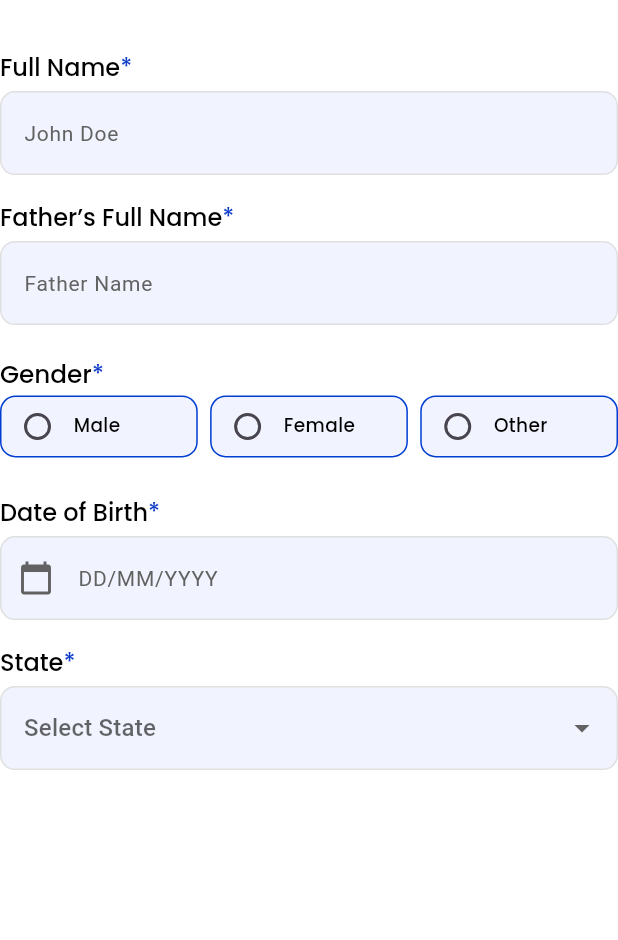
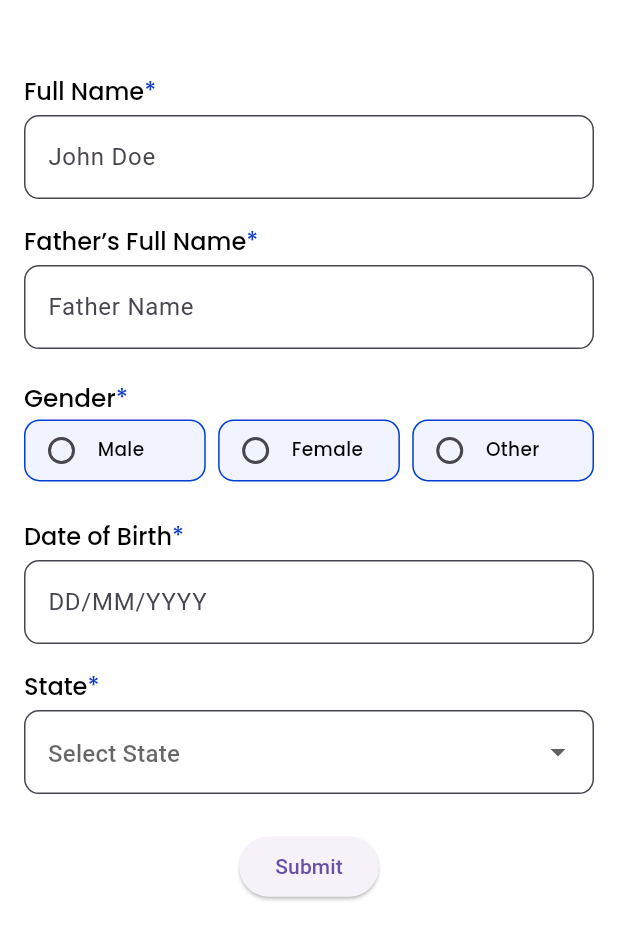
Before and after one commit to wyreflowtechnologies/hiremi_v2, a Flutter app: the Step1ContentWidget screen opened directly with empty values, on a phone screen of 412 x 824 dp. Shown: the top 940 px of the screen. Run offline on Flutter 3.47's test engine with Material 3 defaults, Android fonts, the phone set to English and light mode, and no system bars; our stand-ins replace flutter_svg, google_fonts, smooth_page_indicator; missing offline and left inert: flutter_swipe_button.

Commit message:
new update

```diff
--- a/lib/widgets/content_pages/step1_content.dart
+++ b/lib/widgets/content_pages/step1_content.dart
@@ -5,7 +5,7 @@ import 'package:pre_dashboard/widgets/gender_radio.dart';
 
 import '../../constants/constants.dart';
 
-class Step1ContentWidget extends StatelessWidget {
+class Step1ContentWidget extends StatefulWidget {
   const Step1ContentWidget({
     super.key,
     required this.fullNameController,
@@ -23,22 +23,30 @@ class Step1ContentWidget extends StatelessWidget {
   final ValueChanged<String?> onGenderChanged;
   final String? selectedGender;
 
+  @override
+  State<Step1ContentWidget> createState() => _Step1ContentWidgetState();
+}
+
+class _Step1ContentWidgetState extends State<Step1ContentWidget> {
+  final GlobalKey<FormState> _formKey = GlobalKey<FormState>();
 
   @override
   Widget build(BuildContext context) {
     final screenHeight = MediaQuery.of(context).size.height;
+
     return Scaffold(
       backgroundColor: Colors.white,
       body: SingleChildScrollView(
-        // padding: const EdgeInsets.all(16.0),
+        child: Padding(
+          padding: const EdgeInsets.all(16.0),
+          child: Form(
+            key: _formKey, // Attach the form key here
             child: Column(
               crossAxisAlignment: CrossAxisAlignment.start,
               children: [
-
-            SizedBox(height: screenHeight*0.03),
-
+                SizedBox(height: screenHeight * 0.03),
                 CustomTextField(
-              controller: fullNameController,
+                  controller: widget.fullNameController,
                   labelText: "Full Name",
                   hintText: 'John Doe',
                   validator: (value) {
@@ -49,7 +57,7 @@ class Step1ContentWidget extends StatelessWidget {
                   },
                 ),
                 CustomTextField(
-              controller: fatherNameController,
+                  controller: widget.fatherNameController,
                   labelText: "Father’s Full Name",
                   hintText: 'Father Name',
                   validator: (value) {
@@ -59,14 +67,14 @@ class Step1ContentWidget extends StatelessWidget {
                     return null;
                   },
                 ),
-          SizedBox(height: screenHeight*0.015),
+                SizedBox(height: screenHeight * 0.015),
                 RichText(
                   text: TextSpan(
                     children: [
                       TextSpan(
                         text: 'Gender',
                         style: GoogleFonts.poppins(
-                      fontSize: screenHeight* 0.02,
+                          fontSize: screenHeight * 0.02,
                           fontWeight: FontWeight.w500,
                           color: Colors.black,
                         ),
@@ -74,28 +82,40 @@ class Step1ContentWidget extends StatelessWidget {
                       TextSpan(
                         text: '*',
                         style: GoogleFonts.poppins(
-                      fontSize: screenHeight* 0.02,
+                          fontSize: screenHeight * 0.02,
                           fontWeight: FontWeight.w500,
-                      color: Color(0xff0F3CC9),
+                          color: const Color(0xff0F3CC9),
                         ),
                       ),
                     ],
                   ),
                 ),
-            SizedBox(height: screenHeight*0.002),
+                SizedBox(height: screenHeight * 0.002),
                 Row(
                   mainAxisAlignment: MainAxisAlignment.spaceBetween,
                   children: [
-                GenderRadio(gender: 'Male',selectedGender: selectedGender,onChanged: onGenderChanged,),
-                SizedBox(width: screenHeight*0.01 ),
-                GenderRadio(gender: 'Female',selectedGender: selectedGender, onChanged: onGenderChanged,),
-                SizedBox(width: screenHeight*0.01),
-                GenderRadio(gender: 'Other',selectedGender: selectedGender ,onChanged: onGenderChanged,),
+                    GenderRadio(
+                      gender: 'Male',
+                      selectedGender: widget.selectedGender,
+                      onChanged: widget.onGenderChanged,
+                    ),
+                    SizedBox(width: screenHeight * 0.01),
+                    GenderRadio(
+                      gender: 'Female',
+                      selectedGender: widget.selectedGender,
+                      onChanged: widget.onGenderChanged,
+                    ),
+                    SizedBox(width: screenHeight * 0.01),
+                    GenderRadio(
+                      gender: 'Other',
+                      selectedGender: widget.selectedGender,
+                      onChanged: widget.onGenderChanged,
+                    ),
                   ],
                 ),
-            SizedBox(height:  screenHeight* 0.02,),
+                SizedBox(height: screenHeight * 0.02),
                 CustomTextField(
-              controller: dobController,
+                  controller: widget.dobController,
                   labelText: 'Date of Birth',
                   hintText: 'DD/MM/YYYY',
                   prefixIcon: const Icon(Icons.calendar_today,
@@ -109,7 +129,7 @@ class Step1ContentWidget extends StatelessWidget {
                       lastDate: DateTime.now(),
                     );
                     if (selectedDate != null) {
-                  dobController.text =
+                      widget.dobController.text =
                           '${selectedDate.day}/${selectedDate.month}/${selectedDate.year}';
                     }
                   },
@@ -121,7 +141,7 @@ class Step1ContentWidget extends StatelessWidget {
                   },
                 ),
                 CustomTextField(
-            controller: birthPlaceController,
+                  controller: widget.birthPlaceController,
                   hintText: 'Select State',
                   labelText: 'State',
                   isDropdown: true,
@@ -137,11 +157,42 @@ class Step1ContentWidget extends StatelessWidget {
                   onDropdownChanged: (value) {
                     print('Selected State: $value');
                   },
+                  validator: (value) {
+                    if (value == null || value.isEmpty) {
+                      return 'Please select your state';
+                    }
+                    return null;
+                  },
                 ),
-
-
+                SizedBox(height: screenHeight * 0.02),
+                Center(
+                  child: ElevatedButton(
+                    onPressed: () {
+                      if (_formKey.currentState!.validate()) {
+                        // Form is valid
+                        ScaffoldMessenger.of(context).showSnackBar(
+                          const SnackBar(
+                            content: Text('All fields are valid!'),
+                          ),
+                        );
+                      } else {
+                        // Form is invalid
+                        ScaffoldMessenger.of(context).showSnackBar(
+                          const SnackBar(
+                            content: Text(
+                                'Please fill in all required fields before proceeding.'),
+                          ),
+                        );
+                      }
+                    },
+                    child: const Text('Submit'),
+                  ),
+                ),
               ],
             ),
-      ));
+          ),
+        ),
+      ),
+    );
   }
 }
--- a/lib/widgets/custom_text_field.dart
+++ b/lib/widgets/custom_text_field.dart
@@ -2,9 +2,6 @@ import 'package:flutter/material.dart';
 import 'package:google_fonts/google_fonts.dart';
 
 import '../constants/constants.dart';
-
-
-
 
 class CustomTextField extends StatelessWidget {
   final TextEditingController controller;
@@ -64,7 +61,7 @@ class CustomTextField extends StatelessWidget {
                       style: GoogleFonts.poppins(
                         fontSize: 16,
                         fontWeight: FontWeight.w500,
-                        color: Color(0xff0F3CC9),
+                        color: const Color(0xff0F3CC9),
                       ),
                     ),
                   ],
@@ -93,37 +90,14 @@ class CustomTextField extends StatelessWidget {
                   }).toList(),
                   decoration: InputDecoration(
                     hintText: hintText,
-                    hintStyle: const TextStyle(
-                      fontSize: 14,
-                      fontWeight: FontWeight.w400,
-                      color: AppColors.secondaryTextColor,
-                    ),
                     filled: true,
-                    fillColor: Color(0xffF1F4FF),
+                    fillColor: const Color(0xffFFFFFF),
                     contentPadding: const EdgeInsets.symmetric(
                       vertical: 16,
                       horizontal: 12,
                     ),
                     border: OutlineInputBorder(
                       borderRadius: BorderRadius.circular(10),
-                      borderSide: const BorderSide(
-                        color: AppColors.border,
-                        width: 1,
-                      ),
-                    ),
-                    enabledBorder: OutlineInputBorder(
-                      borderRadius: BorderRadius.circular(10),
-                      borderSide: const BorderSide(
-                        color: AppColors.border,
-                        width: 1,
-                      ),
-                    ),
-                    focusedBorder: OutlineInputBorder(
-                      borderRadius: BorderRadius.circular(10),
-                      borderSide: const BorderSide(
-                        color: Color(0xff0F3CC9),
-                        width: 2,
-                      ),
                     ),
                   ),
                   validator: validator,
@@ -133,60 +107,16 @@ class CustomTextField extends StatelessWidget {
                   obscureText: isPassword,
                   keyboardType: inputType ?? TextInputType.text,
                   readOnly: isDatePicker,
-                  style: const TextStyle(
-                    fontSize: 16,
-                    fontWeight: FontWeight.w500,
-                    color: Colors.black,
-                  ),
                   decoration: InputDecoration(
                     hintText: hintText,
-                    hintStyle: const TextStyle(
-                      fontSize: 14,
-                      fontWeight: FontWeight.w400,
-                      color: AppColors.secondaryTextColor,
-                    ),
-                    prefixIcon: prefixIcon,
-                    suffixIcon: suffixIcon,
                     filled: true,
-                    fillColor: Color(0xffF1F4FF),
+                    fillColor: const Color(0xffFFFFFF),
                     contentPadding: const EdgeInsets.symmetric(
                       vertical: 16,
                       horizontal: 12,
                     ),
                     border: OutlineInputBorder(
                       borderRadius: BorderRadius.circular(10),
-                      borderSide: const BorderSide(
-                        color: AppColors.border,
-                        width: 1,
-                      ),
-                    ),
-                    enabledBorder: OutlineInputBorder(
-                      borderRadius: BorderRadius.circular(10),
-                      borderSide: const BorderSide(
-                        color: AppColors.border,
-                        width: 1,
-                      ),
-                    ),
-                    focusedBorder: OutlineInputBorder(
-                      borderRadius: BorderRadius.circular(10),
-                      borderSide: const BorderSide(
-                        color: Color(0xff0F3CC9),
-                        width: 2,
-                      ),
-                    ),
-                    errorBorder: OutlineInputBorder(
-                      borderRadius: BorderRadius.circular(10),
-                      borderSide: const BorderSide(
-                        color: Color(0xffC1272D),
-                        width: 2,
-                      ),
-                    ),
-                    focusedErrorBorder: OutlineInputBorder(
-                      borderRadius: BorderRadius.circular(10),
-                      borderSide: const BorderSide(
-                        color: Color(0xffC1272D),
-                        width: 2,
-                      ),
                     ),
                   ),
                   validator: validator,
```
Lines whose indentation alone changed are shown as unchanged.
